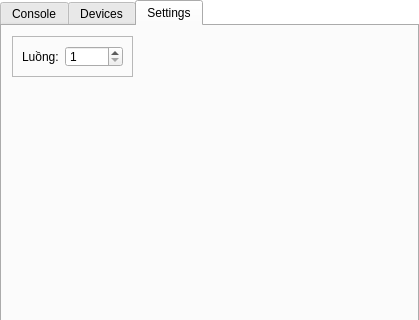
The window that gui/mainwindow.ui (chi2911ks/UIAutoGame) describes before a commit, drawn with Qt 5; both pictures show x 0 to 419 and y 0 to 320 of the 419 by 760 pixel window.
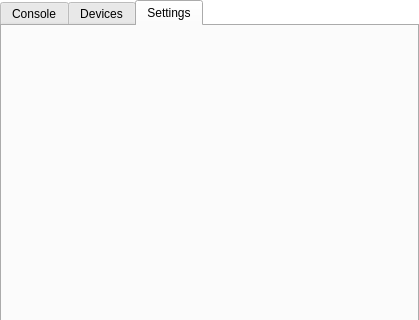
The same window after the commit. The open tabs and pages were chosen to show the change.

Commit message: Add functionality to show/hide phone checkbox and update file dialog filters

```diff
--- a/gui/mainwindow.ui
+++ b/gui/mainwindow.ui
@@ -436,41 +436,6 @@
        <attribute name="title">
         <string>Settings</string>
        </attribute>
-       <widget class="QFrame" name="frame_4">
-        <property name="geometry">
-         <rect>
-          <x>10</x>
-          <y>10</y>
-          <width>121</width>
-          <height>41</height>
-         </rect>
-        </property>
-        <property name="frameShape">
-         <enum>QFrame::StyledPanel</enum>
-        </property>
-        <property name="frameShadow">
-         <enum>QFrame::Raised</enum>
-        </property>
-        <layout class="QHBoxLayout" name="horizontalLayout_4">
-         <item>
-          <widget class="QLabel" name="label_3">
-           <property name="text">
-            <string>Luồng:</string>
-           </property>
-          </widget>
-         </item>
-         <item>
-          <widget class="QSpinBox" name="threadCount">
-           <property name="minimum">
-            <number>1</number>
-           </property>
-           <property name="maximum">
-            <number>99999</number>
-           </property>
-          </widget>
-         </item>
-        </layout>
-       </widget>
       </widget>
      </widget>
     </item>
```
The commit also changes 3 other files.
